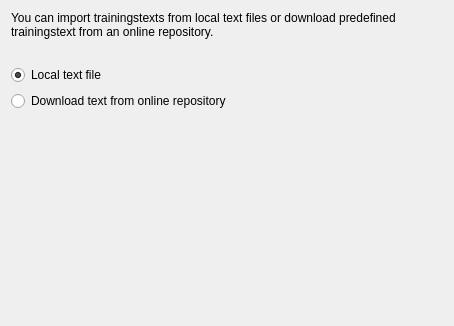
Before: the Qt Designer form simon/src/simonmodelmanagementui/ImportTrainingTexts/importtrainingtextselectsourcepage.ui in KDE/simon, drawn with Qt 5.
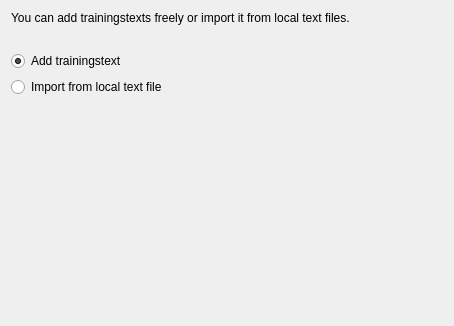
After: the same form once the commit is applied.

Commit message: Removing the remote import of texts (ghns of scenarios is MUCH better). Introducing two new deletion modes of words from the vocabulary. Trainingstexts can now be created instead of only imported.

```diff
--- a/simon/src/simonmodelmanagementui/ImportTrainingTexts/importtrainingtextselectsourcepage.ui
+++ b/simon/src/simonmodelmanagementui/ImportTrainingTexts/importtrainingtextselectsourcepage.ui
@@ -14,9 +14,9 @@
   </property>
   <layout class="QVBoxLayout" >
    <item>
-    <widget class="QLabel" name="lbDesc" >
-     <property name="text" >
-      <string>You can import trainingstexts from local text files or download predefined trainingstext from an online repository.</string>
+    <widget class="QLabel" name="lbDesc">
+     <property name="text">
+      <string>You can add trainingstexts freely or import it from local text files.</string>
      </property>
      <property name="wordWrap" >
       <bool>true</bool>
@@ -40,19 +40,22 @@
     </spacer>
    </item>
    <item>
-    <widget class="QRadioButton" name="rbLocal" >
-     <property name="text" >
-      <string>Local text file</string>
+    <widget class="QRadioButton" name="rbAdd">
+     <property name="text">
+      <string>Add trainingstext</string>
      </property>
-     <property name="checked" >
+     <property name="checked">
       <bool>true</bool>
      </property>
     </widget>
    </item>
    <item>
-    <widget class="QRadioButton" name="rbRemote" >
-     <property name="text" >
-      <string>Download text from online repository</string>
+    <widget class="QRadioButton" name="rbLocal">
+     <property name="text">
+      <string>Import from local text file</string>
+     </property>
+     <property name="checked">
+      <bool>false</bool>
      </property>
     </widget>
    </item>
```
Left out of the diff: 27 changed lines with no effect on the pictures. The commit also changes 21 other files.
